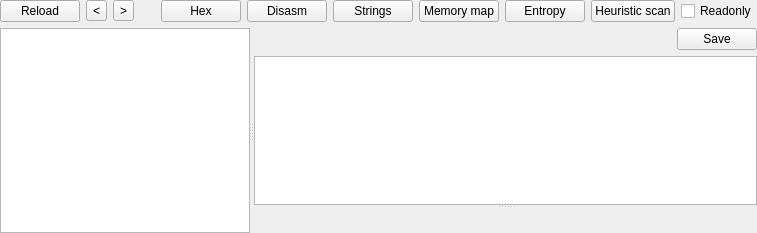
This is ELF/elfwidget.ui in horsicq/FormatWidgets as Qt 5 draws it before an edit. The edited form follows.
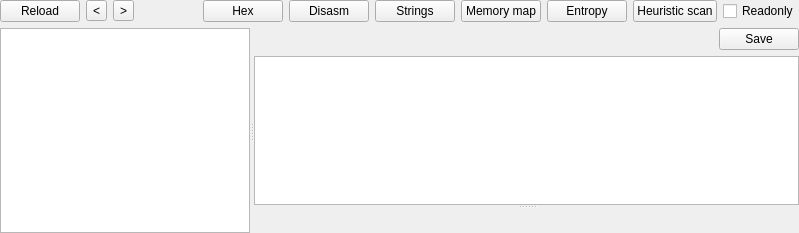
This is the edited form. The open tabs and pages were chosen to show the change. Custom widgets are drawn as their Qt base class.

What changed in the file:
```diff
--- a/ELF/elfwidget.ui
+++ b/ELF/elfwidget.ui
@@ -6,7 +6,7 @@
    <rect>
     <x>0</x>
     <y>0</y>
-    <width>757</width>
+    <width>799</width>
     <height>233</height>
    </rect>
   </property>
@@ -375,7 +375,7 @@
           <property name="orientation">
            <enum>Qt::Vertical</enum>
           </property>
-          <widget class="QWidget" name="">
+          <widget class="QWidget" name="layoutWidget">
            <layout class="QVBoxLayout" name="verticalLayout_4">
             <item>
              <layout class="QHBoxLayout" name="horizontalLayout_2">
@@ -416,7 +416,7 @@
                <enum>QAbstractItemView::SelectRows</enum>
               </property>
               <attribute name="horizontalHeaderDefaultSectionSize">
-               <number>39</number>
+               <number>57</number>
               </attribute>
               <attribute name="verticalHeaderVisible">
                <bool>false</bool>
```
Left out of the diff: 4 changed lines with no effect on the pictures.
